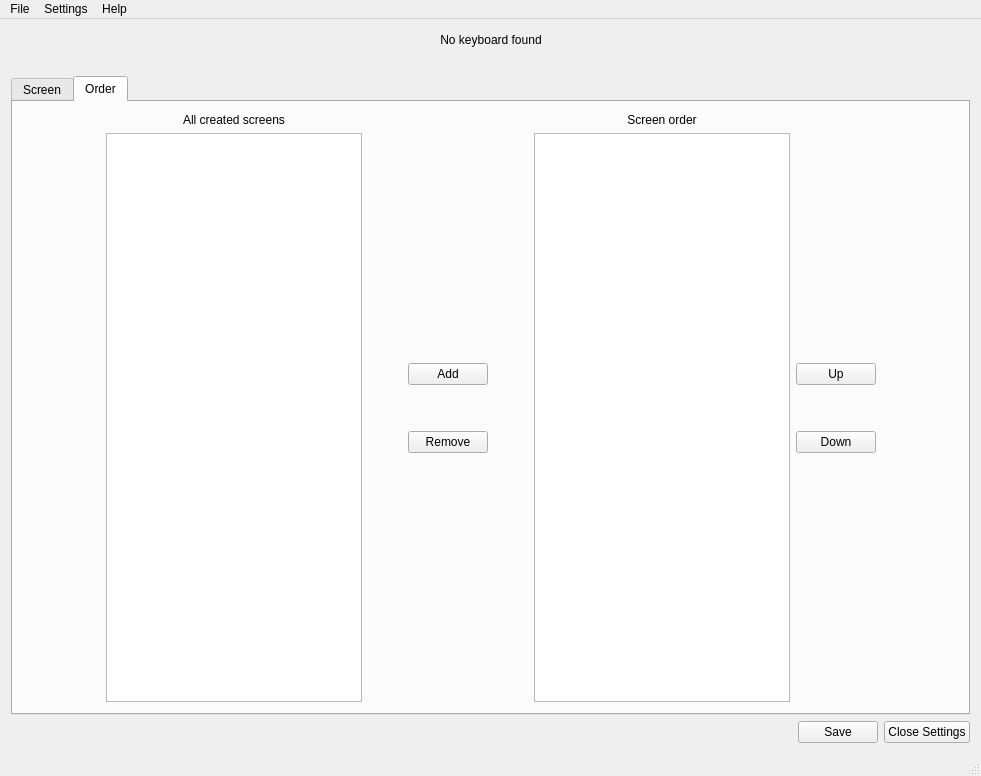
This is Hardware Monitor Applet/GUI/mainwindow.ui in jimmyd-be/Hardware-Monitor-Applet as Qt 5 draws it before an edit. The edited form follows.
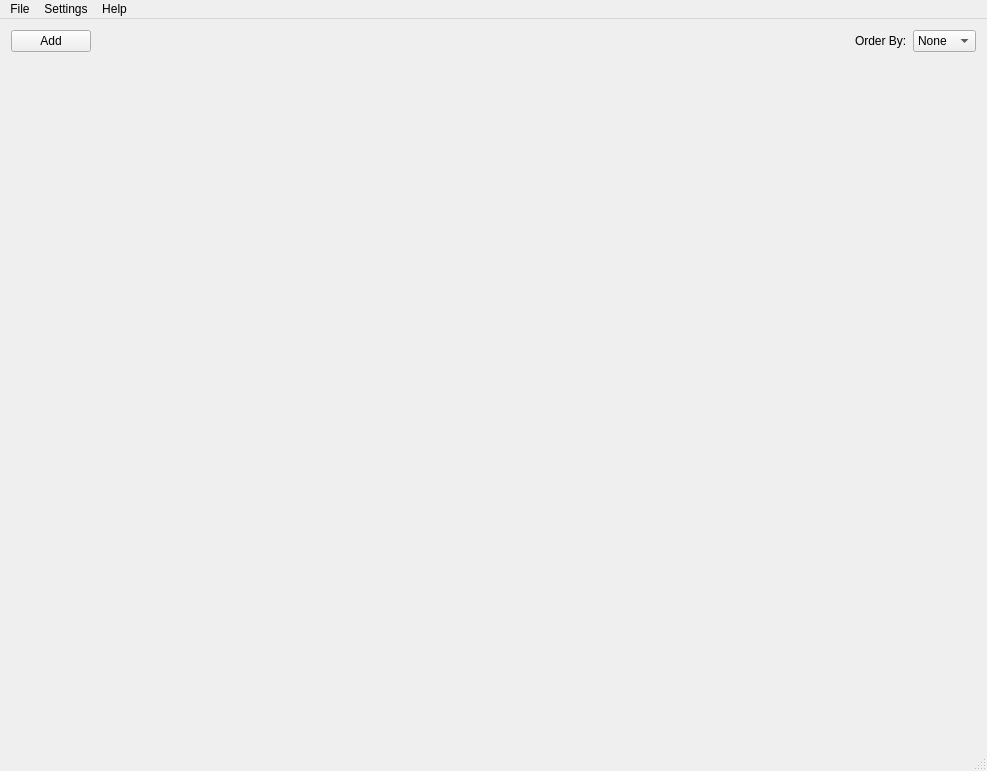
This is the edited form. The open tabs and pages were chosen to show the change.

Diff of the .ui file:
```diff
--- a/Hardware Monitor Applet/GUI/mainwindow.ui
+++ b/Hardware Monitor Applet/GUI/mainwindow.ui
@@ -6,17 +6,27 @@
    <rect>
     <x>0</x>
     <y>0</y>
-    <width>981</width>
-    <height>776</height>
+    <width>987</width>
+    <height>771</height>
    </rect>
   </property>
   <property name="windowTitle">
    <string>Hardware Monitor Applet Settings</string>
   </property>
   <widget class="QWidget" name="centralWidget">
-   <layout class="QVBoxLayout" name="verticalLayout_4">
+   <layout class="QVBoxLayout" name="verticalLayout">
     <item>
      <layout class="QHBoxLayout" name="horizontalLayout">
+      <property name="sizeConstraint">
+       <enum>QLayout::SetMaximumSize</enum>
+      </property>
+      <item>
+       <widget class="QPushButton" name="AddScreen_Button">
+        <property name="text">
+         <string>Add</string>
+        </property>
+       </widget>
+      </item>
       <item>
        <spacer name="horizontalSpacer">
         <property name="orientation">
@@ -30,28 +40,31 @@
         </property>
        </spacer>
       </item>
-      <item alignment="Qt::AlignHCenter">
-       <widget class="QLabel" name="keyboardLabel">
+      <item>
+       <widget class="QLabel" name="label">
         <property name="text">
-         <string>No keyboard found</string>
-        </property>
-        <property name="alignment">
-         <set>Qt::AlignCenter</set>
+         <string>Order By:</string>
         </property>
        </widget>
       </item>
       <item>
-       <spacer name="horizontalSpacer_2">
-        <property name="orientation">
-         <enum>Qt::Horizontal</enum>
-        </property>
-        <property name="sizeHint" stdset="0">
-         <size>
-          <width>40</width>
-          <height>20</height>
-         </size>
-        </property>
-       </spacer>
+       <widget class="QComboBox" name="OderBy_comboBox">
+        <item>
+         <property name="text">
+          <string>None</string>
+         </property>
+        </item>
+        <item>
+         <property name="text">
+          <string>Name</string>
+         </property>
+        </item>
+        <item>
+         <property name="text">
+          <string>Active</string>
+         </property>
+        </item>
+       </widget>
       </item>
      </layout>
     </item>
@@ -60,374 +73,14 @@
       <property name="orientation">
        <enum>Qt::Vertical</enum>
       </property>
-      <property name="sizeType">
-       <enum>QSizePolicy::Fixed</enum>
-      </property>
       <property name="sizeHint" stdset="0">
        <size>
         <width>20</width>
-        <height>20</height>
+        <height>40</height>
        </size>
       </property>
      </spacer>
     </item>
-    <item>
-     <widget class="QTabWidget" name="tabWidget">
-      <property name="currentIndex">
-       <number>0</number>
-      </property>
-      <widget class="QWidget" name="screenTab">
-       <attribute name="title">
-        <string>Screen</string>
-       </attribute>
-       <layout class="QVBoxLayout" name="verticalLayout">
-        <item>
-         <layout class="QHBoxLayout" name="horizontalLayout_2">
-          <item>
-           <spacer name="horizontalSpacer_5">
-            <property name="orientation">
-             <enum>Qt::Horizontal</enum>
-            </property>
-            <property name="sizeHint" stdset="0">
-             <size>
-              <width>40</width>
-              <height>20</height>
-             </size>
-            </property>
-           </spacer>
-          </item>
-          <item>
-           <widget class="QLabel" name="screenLabel">
-            <property name="text">
-             <string>Screen</string>
-            </property>
-           </widget>
-          </item>
-          <item>
-           <spacer name="horizontalSpacer_3">
-            <property name="orientation">
-             <enum>Qt::Horizontal</enum>
-            </property>
-            <property name="sizeType">
-             <enum>QSizePolicy::Fixed</enum>
-            </property>
-            <property name="sizeHint" stdset="0">
-             <size>
-              <width>40</width>
-              <height>20</height>
-             </size>
-            </property>
-           </spacer>
-          </item>
-          <item>
-           <widget class="QComboBox" name="screenComboBox"/>
-          </item>
-          <item>
-           <spacer name="horizontalSpacer_4">
-            <property name="orientation">
-             <enum>Qt::Horizontal</enum>
-            </property>
-            <property name="sizeType">
-             <enum>QSizePolicy::Fixed</enum>
-            </property>
-            <property name="sizeHint" stdset="0">
-             <size>
-              <width>40</width>
-              <height>20</height>
-             </size>
-            </property>
-           </spacer>
-          </item>
-          <item>
-           <widget class="QPushButton" name="addScreenButton">
-            <property name="text">
-             <string>Add</string>
-            </property>
-           </widget>
-          </item>
-          <item>
-           <widget class="QPushButton" name="removeScreenButton">
-            <property name="text">
-             <string>Remove</string>
-            </property>
-           </widget>
-          </item>
-          <item>
-           <spacer name="horizontalSpacer_8">
-            <property name="orientation">
-             <enum>Qt::Horizontal</enum>
-            </property>
-            <property name="sizeHint" stdset="0">
-             <size>
-              <width>40</width>
-              <height>20</height>
-             </size>
-            </property>
-           </spacer>
-          </item>
-         </layout>
-        </item>
-        <item>
-         <layout class="QVBoxLayout" name="widgetLayout"/>
-        </item>
-       </layout>
-      </widget>
-      <widget class="QWidget" name="orderTab">
-       <attribute name="title">
-        <string>Order</string>
-       </attribute>
-       <layout class="QVBoxLayout" name="verticalLayout_9">
-        <item>
-         <layout class="QHBoxLayout" name="horizontalLayout_5">
-          <item>
-           <spacer name="horizontalSpacer_15">
-            <property name="orientation">
-             <enum>Qt::Horizontal</enum>
-            </property>
-            <property name="sizeHint" stdset="0">
-             <size>
-              <width>40</width>
-              <height>20</height>
-             </size>
-            </property>
-           </spacer>
-          </item>
-          <item>
-           <layout class="QVBoxLayout" name="verticalLayout_2">
-            <item>
-             <widget class="QLabel" name="label">
-              <property name="text">
-               <string>All created screens</string>
-              </property>
-              <property name="alignment">
-               <set>Qt::AlignCenter</set>
-              </property>
-             </widget>
-            </item>
-            <item>
-             <widget class="QListWidget" name="allScreenListWidget"/>
-            </item>
-           </layout>
-          </item>
-          <item>
-           <spacer name="horizontalSpacer_6">
-            <property name="orientation">
-             <enum>Qt::Horizontal</enum>
-            </property>
-            <property name="sizeType">
-             <enum>QSizePolicy::Fixed</enum>
-            </property>
-            <property name="sizeHint" stdset="0">
-             <size>
-              <width>40</width>
-              <height>20</height>
-             </size>
-            </property>
-           </spacer>
-          </item>
-          <item>
-           <layout class="QVBoxLayout" name="verticalLayout_6">
-            <item>
-             <spacer name="verticalSpacer_3">
-              <property name="orientation">
-               <enum>Qt::Vertical</enum>
-              </property>
-              <property name="sizeHint" stdset="0">
-               <size>
-                <width>20</width>
-                <height>40</height>
-               </size>
-              </property>
-             </spacer>
-            </item>
-            <item>
-             <widget class="QPushButton" name="addScreenOrderButton">
-              <property name="text">
-               <string>Add</string>
-              </property>
-             </widget>
-            </item>
-            <item>
-             <spacer name="verticalSpacer_2">
-              <property name="orientation">
-               <enum>Qt::Vertical</enum>
-              </property>
-              <property name="sizeType">
-               <enum>QSizePolicy::Fixed</enum>
-              </property>
-              <property name="sizeHint" stdset="0">
-               <size>
-                <width>20</width>
-                <height>40</height>
-               </size>
-              </property>
-             </spacer>
-            </item>
-            <item>
-             <widget class="QPushButton" name="removeScreenOrderButton">
-              <property name="text">
-               <string>Remove</string>
-              </property>
-             </widget>
-            </item>
-            <item>
-             <spacer name="verticalSpacer_4">
-              <property name="orientation">
-               <enum>Qt::Vertical</enum>
-              </property>
-              <property name="sizeHint" stdset="0">
-               <size>
-                <width>20</width>
-                <height>40</height>
-               </size>
-              </property>
-             </spacer>
-            </item>
-           </layout>
-          </item>
-          <item>
-           <spacer name="horizontalSpacer_7">
-            <property name="orientation">
-             <enum>Qt::Horizontal</enum>
-            </property>
-            <property name="sizeType">
-             <enum>QSizePolicy::Fixed</enum>
-            </property>
-            <property name="sizeHint" stdset="0">
-             <size>
-              <width>40</width>
-              <height>20</height>
-             </size>
-            </property>
-           </spacer>
-          </item>
-          <item>
-           <layout class="QVBoxLayout" name="verticalLayout_3">
-            <item>
-             <widget class="QLabel" name="label_2">
-              <property name="text">
-               <string>Screen order</string>
-              </property>
-              <property name="alignment">
-               <set>Qt::AlignCenter</set>
-              </property>
-             </widget>
-            </item>
-            <item>
-             <widget class="QListWidget" name="mainScreenlistWidget"/>
-            </item>
-           </layout>
-          </item>
-          <item>
-           <layout class="QVBoxLayout" name="verticalLayout_7">
-            <item>
-             <spacer name="verticalSpacer_6">
-              <property name="orientation">
-               <enum>Qt::Vertical</enum>
-              </property>
-              <property name="sizeHint" stdset="0">
-               <size>
-                <width>20</width>
-                <height>40</height>
-               </size>
-              </property>
-             </spacer>
-            </item>
-            <item>
-             <widget class="QPushButton" name="upScreenOrderButton">
-              <property name="text">
-               <string>Up</string>
-              </property>
-             </widget>
-            </item>
-            <item>
-             <spacer name="verticalSpacer_5">
-              <property name="orientation">
-               <enum>Qt::Vertical</enum>
-              </property>
-              <property name="sizeType">
-               <enum>QSizePolicy::Fixed</enum>
-              </property>
-              <property name="sizeHint" stdset="0">
-               <size>
-                <width>20</width>
-                <height>40</height>
-               </size>
-              </property>
-             </spacer>
-            </item>
-            <item>
-             <widget class="QPushButton" name="downScreenOrderButton">
-              <property name="text">
-               <string>Down</string>
-              </property>
-             </widget>
-            </item>
-            <item>
-             <spacer name="verticalSpacer_7">
-              <property name="orientation">
-               <enum>Qt::Vertical</enum>
-              </property>
-              <property name="sizeHint" stdset="0">
-               <size>
-                <width>20</width>
-                <height>40</height>
-               </size>
-              </property>
-             </spacer>
-            </item>
-           </layout>
-          </item>
-          <item>
-           <spacer name="horizontalSpacer_16">
-            <property name="orientation">
-             <enum>Qt::Horizontal</enum>
-            </property>
-            <property name="sizeHint" stdset="0">
-             <size>
-              <width>40</width>
-              <height>20</height>
-             </size>
-            </property>
-           </spacer>
-          </item>
-         </layout>
-        </item>
-       </layout>
-      </widget>
-     </widget>
-    </item>
-    <item>
-     <layout class="QHBoxLayout" name="horizontalLayout_6">
-      <item>
-       <spacer name="horizontalSpacer_9">
-        <property name="orientation">
-         <enum>Qt::Horizontal</enum>
-        </property>
-        <property name="sizeHint" stdset="0">
-         <size>
-          <width>40</width>
-          <height>20</height>
-         </size>
-        </property>
-       </spacer>
-      </item>
-      <item>
-       <widget class="QPushButton" name="saveButton">
-        <property name="text">
-         <string>Save</string>
-        </property>
-       </widget>
-      </item>
-      <item>
-       <widget class="QPushButton" name="closeSettingsButton">
-        <property name="text">
-         <string>Close Settings</string>
-        </property>
-       </widget>
-      </item>
-     </layout>
-    </item>
    </layout>
   </widget>
   <widget class="QMenuBar" name="menuBar">
@@ -435,7 +88,7 @@
     <rect>
      <x>0</x>
      <y>0</y>
-     <width>981</width>
+     <width>987</width>
      <height>21</height>
     </rect>
    </property>
```
Left out of the diff: 23 changed lines with no effect on the pictures.
